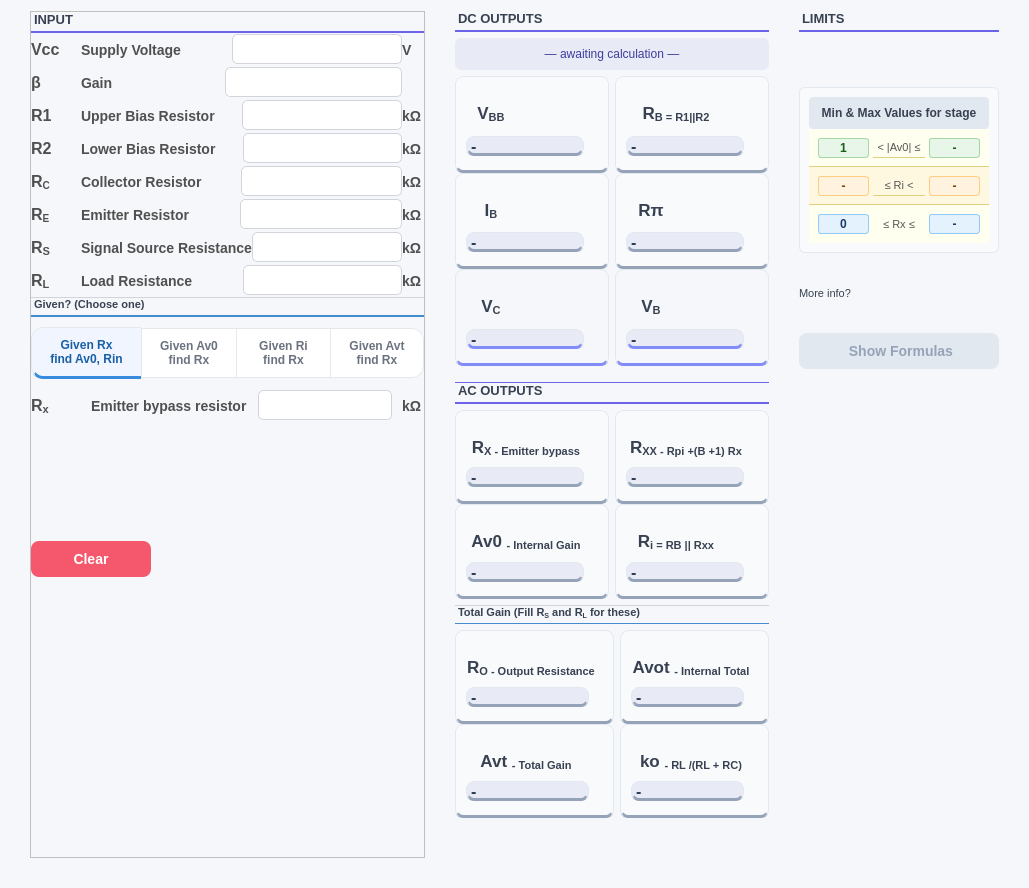
Before: the Qt Designer form ui/ce_cc_analysis_design/amp_analysis_inovative.ui in Yasser-Daffa/ee311-transistor-calc, drawn with Qt 5.
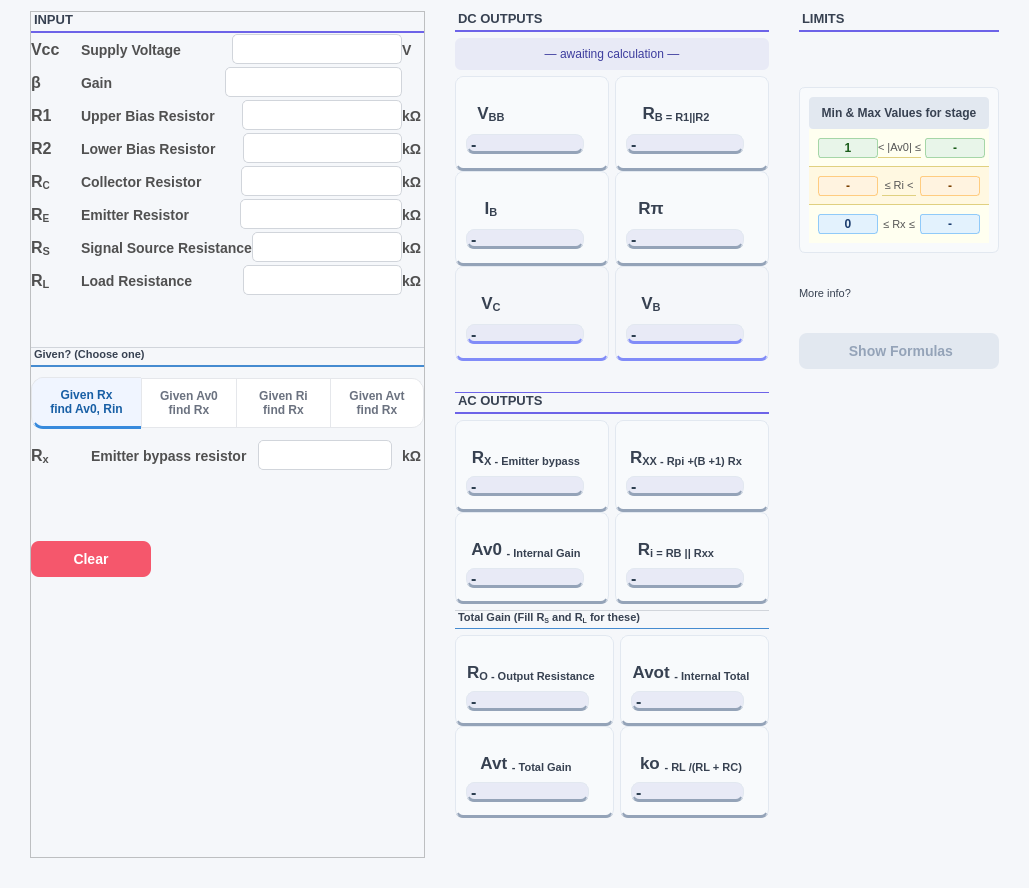
After: the same form once the commit is applied. Custom widgets are drawn as their Qt base class.

The edit to the form file:
```diff
--- a/ui/ce_cc_analysis_design/amp_analysis_inovative.ui
+++ b/ui/ce_cc_analysis_design/amp_analysis_inovative.ui
@@ -1071,6 +1071,9 @@
             <property name="spacing">
              <number>10</number>
             </property>
+            <property name="topMargin">
+             <number>50</number>
+            </property>
             <item>
              <widget class="QLabel" name="labelInput_6">
               <property name="sizePolicy">
@@ -2325,7 +2328,7 @@
          <property name="sizeHint" stdset="0">
           <size>
            <width>20</width>
-           <height>10</height>
+           <height>25</height>
           </size>
          </property>
         </spacer>
@@ -3473,6 +3476,12 @@
              </property>
              <item>
               <widget class="QLabel" name="labelAvoMin">
+               <property name="minimumSize">
+                <size>
+                 <width>60</width>
+                 <height>0</height>
+                </size>
+               </property>
                <property name="styleSheet">
                 <string notr="true">font-size:12px; font-weight:700; color:#1a5c1a; background:#e8f5e9; border:1px solid #a5d6a7; border-radius:3px; padding:2px 5px;</string>
                </property>
@@ -3499,6 +3508,12 @@
              </item>
              <item>
               <widget class="QLabel" name="labelAvoMax">
+               <property name="minimumSize">
+                <size>
+                 <width>60</width>
+                 <height>0</height>
+                </size>
+               </property>
                <property name="styleSheet">
                 <string notr="true">font-size:12px; font-weight:700; color:#1a5c1a; background:#e8f5e9; border:1px solid #a5d6a7; border-radius:3px; padding:2px 5px;</string>
                </property>
@@ -3524,6 +3539,12 @@
              </property>
              <item>
               <widget class="QLabel" name="labelRiMin">
+               <property name="minimumSize">
+                <size>
+                 <width>60</width>
+                 <height>0</height>
+                </size>
+               </property>
                <property name="styleSheet">
                 <string notr="true">font-size:12px; font-weight:700; color:#7B3F00; background:#FFF3E0; border:1px solid #FFCC80; border-radius:3px; padding:2px 5px;</string>
                </property>
@@ -3550,6 +3571,12 @@
              </item>
              <item>
               <widget class="QLabel" name="labelRiMax">
+               <property name="minimumSize">
+                <size>
+                 <width>60</width>
+                 <height>0</height>
+                </size>
+               </property>
                <property name="styleSheet">
                 <string notr="true">font-size:12px; font-weight:700; color:#7B3F00; background:#FFF3E0; border:1px solid #FFCC80; border-radius:3px; padding:2px 5px;</string>
                </property>
@@ -3575,6 +3602,12 @@
              </property>
              <item>
               <widget class="QLabel" name="labelRxMin">
+               <property name="minimumSize">
+                <size>
+                 <width>60</width>
+                 <height>0</height>
+                </size>
+               </property>
                <property name="styleSheet">
                 <string notr="true">font-size:12px; font-weight:700; color:#1a3c6e; background:#E3F2FD; border:1px solid #90CAF9; border-radius:3px; padding:2px 5px;</string>
                </property>
@@ -3601,6 +3634,12 @@
              </item>
              <item>
               <widget class="QLabel" name="labelRxMax">
+               <property name="minimumSize">
+                <size>
+                 <width>60</width>
+                 <height>0</height>
+                </size>
+               </property>
                <property name="styleSheet">
                 <string notr="true">font-size:12px; font-weight:700; color:#1a3c6e; background:#E3F2FD; border:1px solid #90CAF9; border-radius:3px; padding:2px 5px;</string>
                </property>
@@ -3727,6 +3766,13 @@
    </item>
   </layout>
  </widget>
+ <customwidgets>
+  <customwidget>
+   <class>SmartLineEdit</class>
+   <extends>QLineEdit</extends>
+   <header>core.smart_line_edit</header>
+  </customwidget>
+ </customwidgets>
  <resources/>
  <connections/>
  <buttongroups>
```
Left out of the diff: 20 changed lines with no effect on the pictures.
